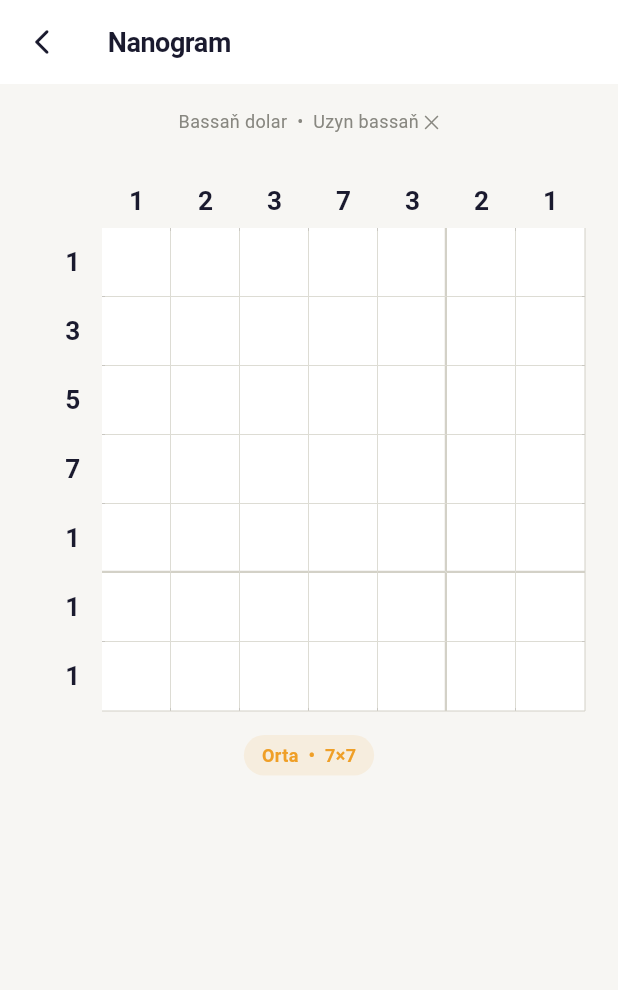
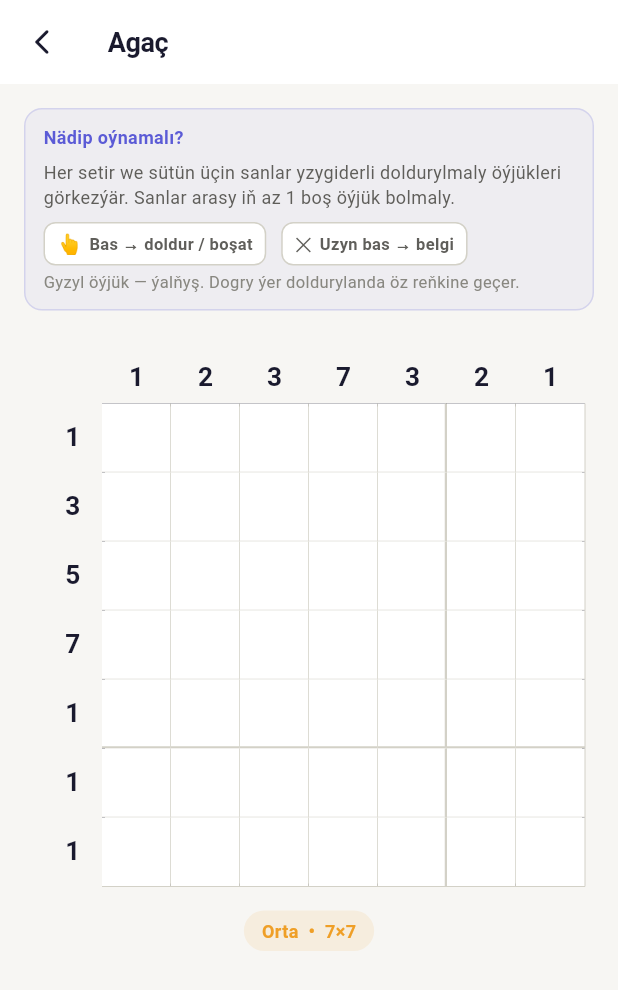
Before and after one commit to janabdiyev/sozbil-hangman-backend, a Flutter app: the NanogramScreen screen opened by its route, on a phone screen of 412 x 824 dp. Shown: the top 990 px of the screen. Run offline on Flutter 3.47's test engine with Material 3 defaults, Android fonts, the phone set to English and light mode, and no system bars; our stand-ins replace dio, flutter_riverpod, go_router, google_mobile_ads, share_plus, shared_preferences; accounts and stored records are empty; network calls fail.

Commit message:
Fix krosword centering, nanogram instructions, suysurme initState

```diff
--- a/sozbil_flutter/lib/screens/games/krosword/krosword_screen.dart
+++ b/sozbil_flutter/lib/screens/games/krosword/krosword_screen.dart
@@ -251,6 +251,7 @@ class _KroswordScreenState extends ConsumerState<KroswordScreen> {
   bool _complete = false;
   bool _started = false;
   bool _puzzleBuilt = false;
+  Size _viewportSize = Size.zero;
   final _transformCtrl = TransformationController();
   final _rewardedAd = RewardedAdService();
 
@@ -302,12 +303,18 @@ class _KroswordScreenState extends ConsumerState<KroswordScreen> {
 
   void _fitGrid() {
     if (!mounted) return;
-    final screenW = MediaQuery.of(context).size.width;
-    final scale = ((screenW - 64) / (_kGS * _kCS)).clamp(0.4, 1.2);
+    final w = _viewportSize.width > 0
+        ? _viewportSize.width
+        : MediaQuery.of(context).size.width;
+    final h = _viewportSize.height > 0 ? _viewportSize.height : 560.0;
+    // Show ~12 of 15 columns — bigger visible cells, user pans to see edges
+    final scale = (w / (12.0 * _kCS)).clamp(0.5, 1.5);
     final scaledPx = _kGS * _kCS * scale;
-    final tx = (screenW - scaledPx) / 2.0;
+    final tx = (w - scaledPx) / 2.0;
+    final rawTy = (h - scaledPx) / 2.0;
+    final ty = rawTy < 32.0 ? 32.0 : rawTy;
     _transformCtrl.value = Matrix4.identity()
-      ..translate(tx, 24.0)
+      ..translate(tx, ty)
       ..scale(scale);
   }
 
@@ -493,7 +500,10 @@ class _KroswordScreenState extends ConsumerState<KroswordScreen> {
       children: [
         // ── Grid ──────────────────────────────────────────────────────────────
         Expanded(
-          child: Container(
+          child: LayoutBuilder(
+            builder: (_, box) {
+              _viewportSize = box.biggest;
+              return Container(
                 color: AppColors.background,
                 child: InteractiveViewer(
                   transformationController: _transformCtrl,
@@ -514,6 +524,8 @@ class _KroswordScreenState extends ConsumerState<KroswordScreen> {
                     ),
                   ),
                 ),
+              );
+            },
           ),
         ),
 
--- a/sozbil_flutter/lib/screens/games/nanogram/nanogram_screen.dart
+++ b/sozbil_flutter/lib/screens/games/nanogram/nanogram_screen.dart
@@ -391,7 +391,7 @@ class _NanogramScreenState extends ConsumerState<NanogramScreen> {
         elevation: 0,
         surfaceTintColor: Colors.transparent,
         title: Text(
-          (!_loading && _solved && p != null) ? p.title : 'Nanogram',
+          (!_loading && p != null) ? p.title : 'Nanogram',
           style: const TextStyle(fontSize: 18, fontWeight: FontWeight.w700,
               color: AppColors.textPrimary),
         ),
@@ -447,11 +447,48 @@ class _NanogramScreenState extends ConsumerState<NanogramScreen> {
         padding: const EdgeInsets.symmetric(vertical: 16, horizontal: 16),
         child: Column(
           children: [
-            const Text(
-              'Bassaň dolar  •  Uzyn bassaň ✕',
-              style: TextStyle(fontSize: 12, color: AppColors.textHint),
+            // ── Instructions ───────────────────────────────────────────────────
+            Container(
+              margin: const EdgeInsets.only(bottom: 16),
+              padding: const EdgeInsets.symmetric(horizontal: 12, vertical: 10),
+              decoration: BoxDecoration(
+                color: AppColors.primary.withOpacity(0.06),
+                borderRadius: BorderRadius.circular(12),
+                border: Border.all(color: AppColors.primary.withOpacity(0.18)),
+              ),
+              child: Column(
+                crossAxisAlignment: CrossAxisAlignment.start,
+                children: [
+                  const Text(
+                    'Nädip oýnamalı?',
+                    style: TextStyle(
+                      fontSize: 12,
+                      fontWeight: FontWeight.w700,
+                      color: AppColors.primary,
+                    ),
+                  ),
+                  const SizedBox(height: 6),
+                  const Text(
+                    'Her setir we sütün üçin sanlar yzygiderli doldurylmaly öýjükleri görkezýär. '
+                    'Sanlar arasy iň az 1 boş öýjük bolmaly.',
+                    style: TextStyle(fontSize: 12, color: AppColors.textSecondary, height: 1.4),
+                  ),
+                  const SizedBox(height: 8),
+                  Row(
+                    children: [
+                      _InstructionChip(icon: '👆', label: 'Bas → doldur / boşat'),
+                      const SizedBox(width: 10),
+                      _InstructionChip(icon: '✕', label: 'Uzyn bas → belgi'),
+                    ],
+                  ),
+                  const SizedBox(height: 4),
+                  const Text(
+                    'Gyzyl öýjük — ýalňyş. Dogry ýer doldurylanda öz reňkine geçer.',
+                    style: TextStyle(fontSize: 11, color: AppColors.textHint, height: 1.4),
+                  ),
+                ],
+              ),
             ),
-            const SizedBox(height: 16),
 
             Center(
               child: SizedBox(
@@ -632,6 +669,38 @@ class _NanogramScreenState extends ConsumerState<NanogramScreen> {
   }
 }
 
+// ── Instruction chip ──────────────────────────────────────────────────────────
+
+class _InstructionChip extends StatelessWidget {
+  final String icon;
+  final String label;
+  const _InstructionChip({required this.icon, required this.label});
+
+  @override
+  Widget build(BuildContext context) {
+    return Container(
+      padding: const EdgeInsets.symmetric(horizontal: 8, vertical: 4),
+      decoration: BoxDecoration(
+        color: AppColors.surface,
+        borderRadius: BorderRadius.circular(8),
+        border: Border.all(color: AppColors.border),
+      ),
+      child: Row(
+        mainAxisSize: MainAxisSize.min,
+        children: [
+          Text(icon, style: const TextStyle(fontSize: 13)),
+          const SizedBox(width: 5),
+          Text(label,
+              style: const TextStyle(
+                  fontSize: 11,
+                  fontWeight: FontWeight.w600,
+                  color: AppColors.textSecondary)),
+        ],
+      ),
+    );
+  }
+}
+
 // ── Error badge ────────────────────────────────────────────────────────────────
 
 class _ErrorBadge extends StatelessWidget {
```
Lines whose indentation alone changed are shown as unchanged.
